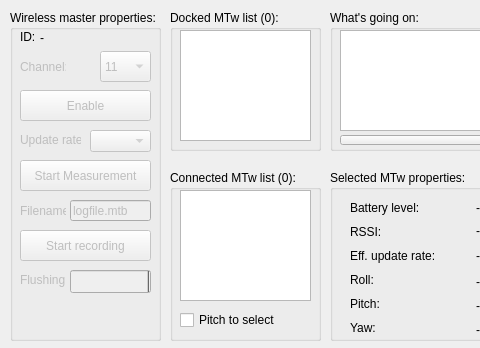
The window that Xsens/Program/Xsens_to_UDP/mainwindow.ui (medioman22/Wearable-Software) describes before a commit, drawn with Qt 5; both pictures show x 0 to 480 and y 0 to 348 of the 824 by 348 pixel window.
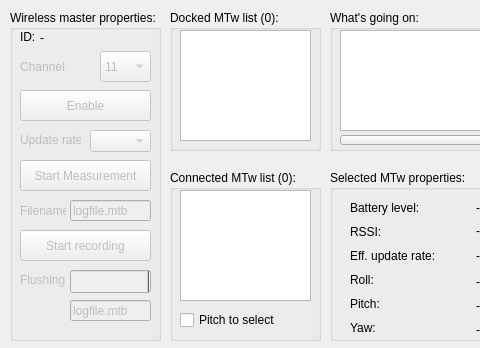
The same window after the commit.

Diff of the .ui file:
```diff
--- a/Xsens/Program/Xsens_to_UDP/mainwindow.ui
+++ b/Xsens/Program/Xsens_to_UDP/mainwindow.ui
@@ -547,6 +547,22 @@
       <string>Flushing:</string>
      </property>
     </widget>
+    <widget class="QLineEdit" name="logFilenameEdit_2">
+     <property name="enabled">
+      <bool>false</bool>
+     </property>
+     <property name="geometry">
+      <rect>
+       <x>60</x>
+       <y>290</y>
+       <width>81</width>
+       <height>21</height>
+      </rect>
+     </property>
+     <property name="text">
+      <string>logfile.mtb</string>
+     </property>
+    </widget>
    </widget>
    <widget class="QGroupBox" name="loggingGroupBox">
     <property name="geometry">
```
